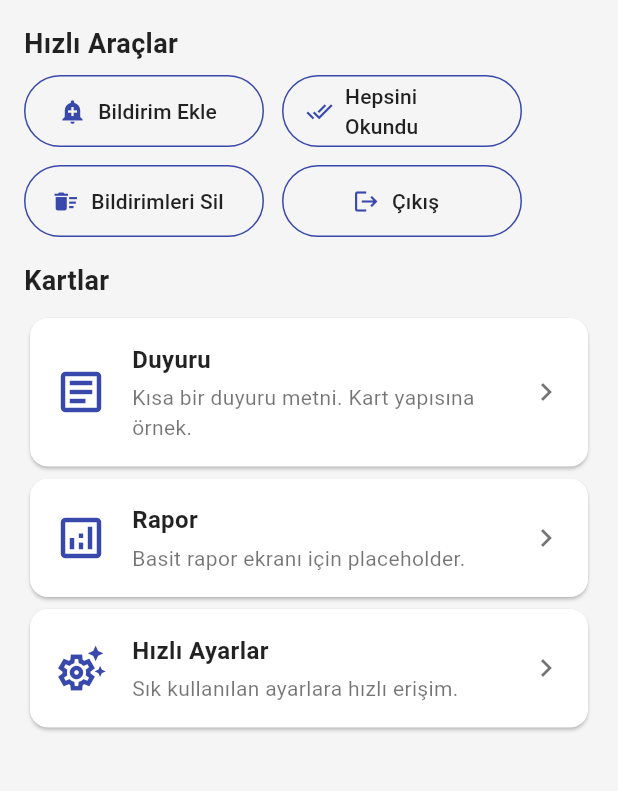
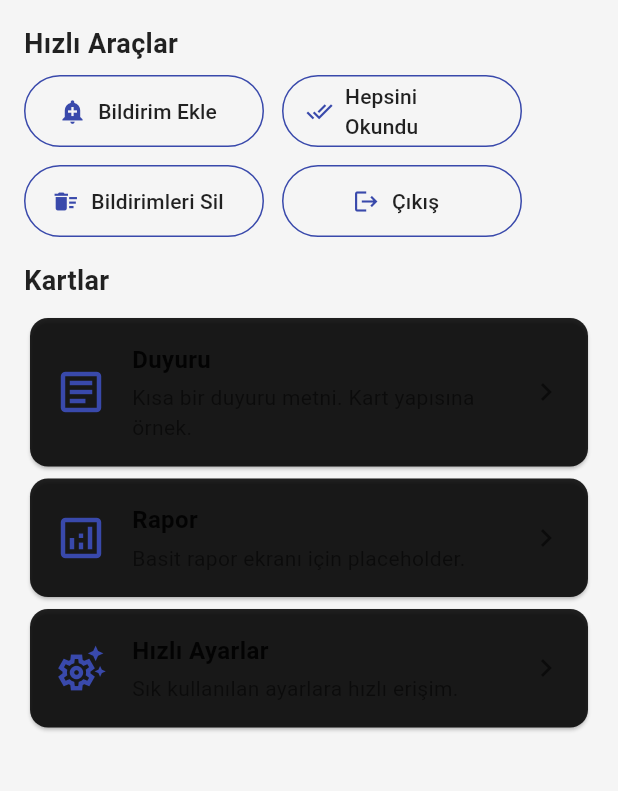
Before and after one commit to abdulbakisen1/example, a Flutter app: the HomePage screen opened by its route, on a phone screen of 412 x 824 dp, the part 84-875 px from its top. Run offline on Flutter 3.47's test engine with Material 3 defaults, Android fonts, the phone set to English and light mode, and no system bars.

Commit message:
Update tool_card.dart

```diff
--- a/lib/widget/tool_card.dart
+++ b/lib/widget/tool_card.dart
@@ -20,7 +20,7 @@ class ToolCard extends StatelessWidget {
   @override
   Widget build(BuildContext context) {
     return Card(
-      color: AppConstants.surfaceColor,
+      color: AppConstants.textColor,
       elevation: 1,
       child: InkWell(
         onTap: onTap,
```
